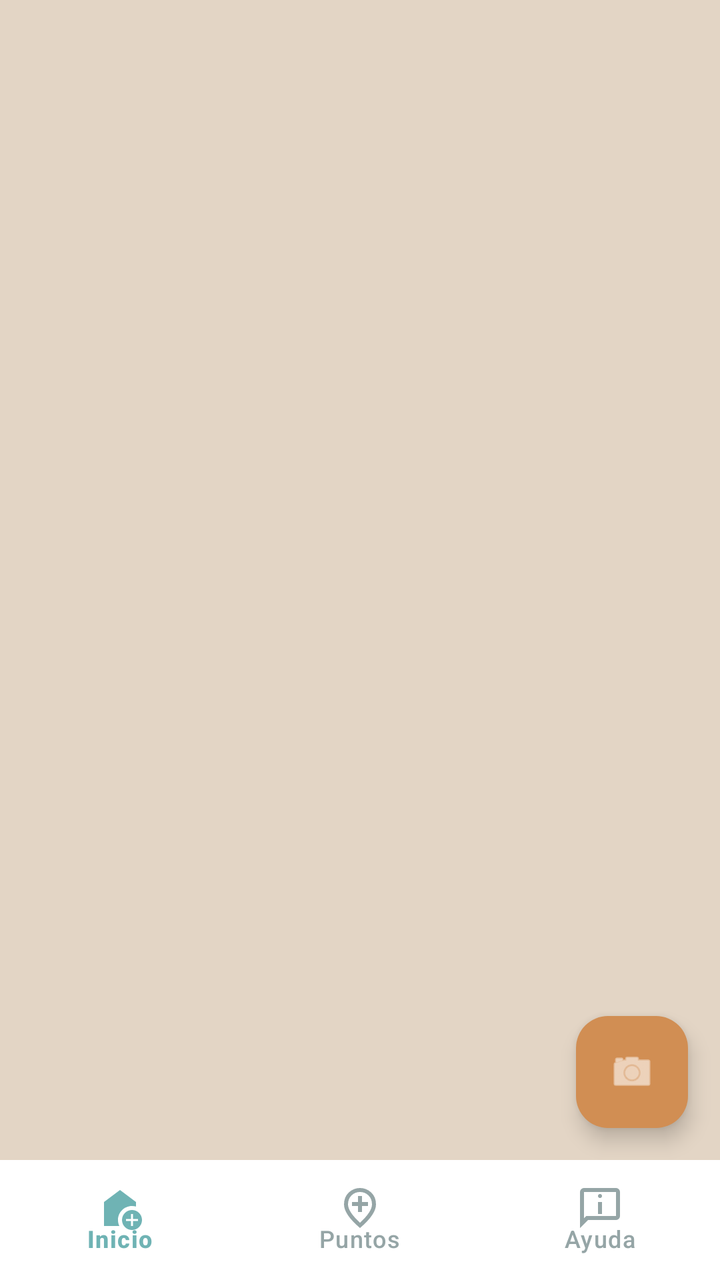
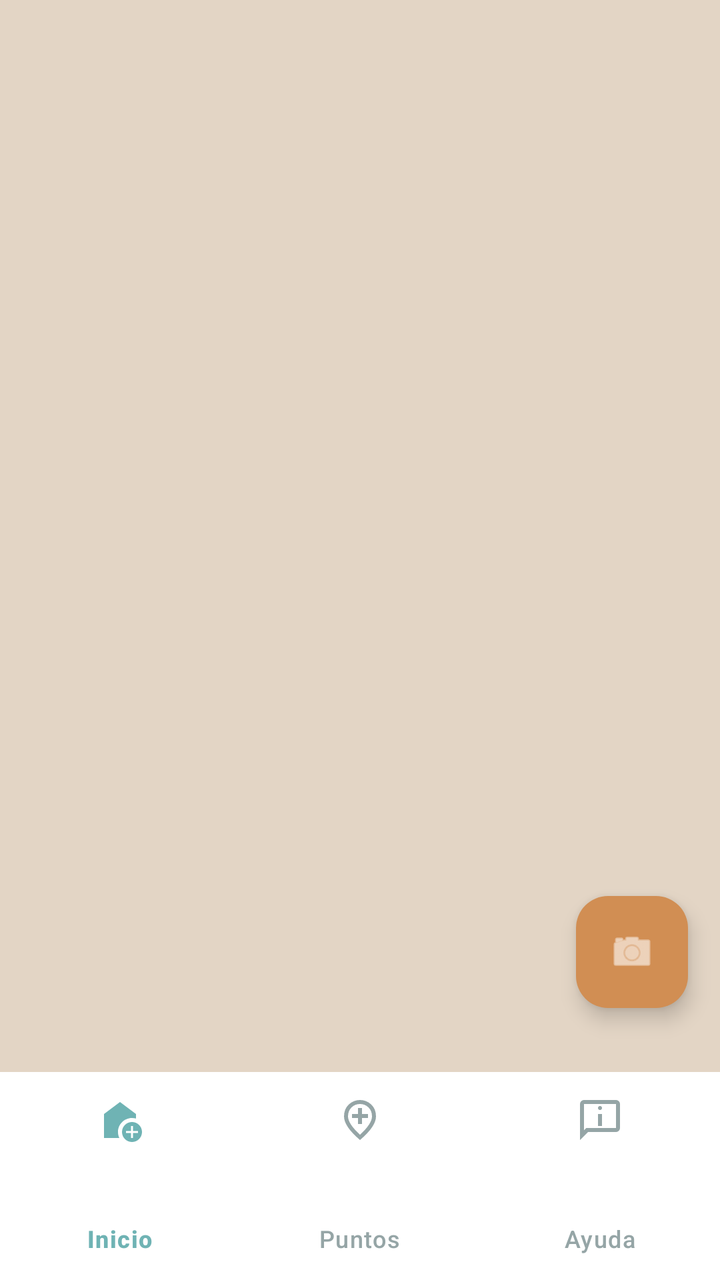

Compare the two renders of this Android layout. The source of the first and the diff that turns it into the second are given below.
<!-- AndroidManifest.xml: application theme Theme.GuiaEducativaAR -->
<!-- res/layout/activity_main.xml -->
<?xml version="1.0" encoding="utf-8"?>
<androidx.coordinatorlayout.widget.CoordinatorLayout
    xmlns:android="http://schemas.android.com/apk/res/android"
    xmlns:app="http://schemas.android.com/apk/res-auto"
    android:layout_width="match_parent"
    android:layout_height="match_parent"
    android:background="@color/background_beige">

    <FrameLayout
        android:id="@+id/contenedorFragments"
        android:layout_width="match_parent"
        android:layout_height="match_parent"
        android:paddingBottom="60dp" />

    <com.google.android.material.floatingactionbutton.FloatingActionButton
        android:id="@+id/btnAR"
        android:layout_width="wrap_content"
        android:layout_height="wrap_content"
        android:layout_gravity="bottom|end"
        android:layout_marginEnd="16dp"
        android:layout_marginBottom="76dp"
        android:contentDescription="Abrir Realidad Aumentada"
        app:backgroundTint="@color/accent_brown"
        app:srcCompat="@android:drawable/ic_menu_camera"
        app:tint="@color/white" />

    <com.google.android.material.bottomnavigation.BottomNavigationView
        android:id="@+id/bottomNavigation"
        android:layout_width="match_parent"
        android:layout_height="60dp"
        android:layout_gravity="bottom"
        android:background="@color/white"
        app:elevation="8dp"
        app:menu="@menu/bottom_nav_menu"
        app:itemIconTint="@color/bottom_nav_colors"
        app:itemTextColor="@color/bottom_nav_colors" />

</androidx.coordinatorlayout.widget.CoordinatorLayout>
<!-- resources referenced by this layout -->
<resources>
  <color name="accent_brown">#D18E53</color>
  <color name="background_beige">#E3D5C5</color>
  <color name="white">#FFFFFF</color>
  <style name="Theme.GuiaEducativaAR" parent="Base.Theme.GuiaEducativaAR" />
  <style name="Base.Theme.GuiaEducativaAR" parent="Theme.Material3.DayNight.NoActionBar">
          
          
      </style>
</resources>

<!-- the commit's change to res/layout/activity_main.xml (unified diff, before → after) -->
@@ -10,29 +10,30 @@
         android:id="@+id/contenedorFragments"
         android:layout_width="match_parent"
         android:layout_height="match_parent"
-        android:paddingBottom="60dp" />
+        android:paddingBottom="60dp" >
 
-    <com.google.android.material.floatingactionbutton.FloatingActionButton
-        android:id="@+id/btnAR"
-        android:layout_width="wrap_content"
-        android:layout_height="wrap_content"
-        android:layout_gravity="bottom|end"
-        android:layout_marginEnd="16dp"
-        android:layout_marginBottom="76dp"
-        android:contentDescription="Abrir Realidad Aumentada"
-        app:backgroundTint="@color/accent_brown"
-        app:srcCompat="@android:drawable/ic_menu_camera"
-        app:tint="@color/white" />
+        <com.google.android.material.floatingactionbutton.FloatingActionButton
+            android:id="@+id/btnAR"
+            android:layout_width="wrap_content"
+            android:layout_height="wrap_content"
+            android:layout_gravity="bottom|end"
+            android:layout_marginEnd="16dp"
+            android:layout_marginBottom="76dp"
+            android:contentDescription="Abrir Realidad Aumentada"
+            app:backgroundTint="@color/accent_brown"
+            app:srcCompat="@android:drawable/ic_menu_camera"
+            app:tint="@color/white" />
+    </FrameLayout>
 
     <com.google.android.material.bottomnavigation.BottomNavigationView
         android:id="@+id/bottomNavigation"
         android:layout_width="match_parent"
-        android:layout_height="60dp"
+        android:layout_height="104dp"
         android:layout_gravity="bottom"
         android:background="@color/white"
         app:elevation="8dp"
-        app:menu="@menu/bottom_nav_menu"
         app:itemIconTint="@color/bottom_nav_colors"
-        app:itemTextColor="@color/bottom_nav_colors" />
+        app:itemTextColor="@color/bottom_nav_colors"
+        app:menu="@menu/bottom_nav_menu" />
 
 </androidx.coordinatorlayout.widget.CoordinatorLayout>
